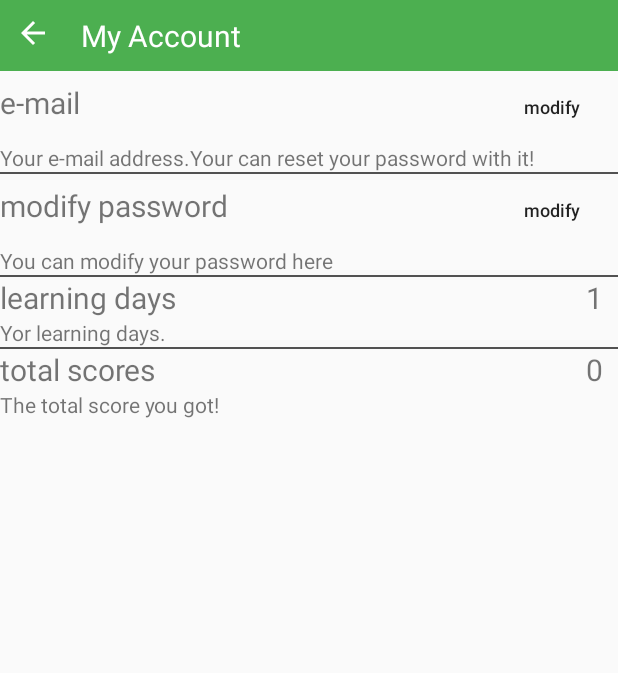
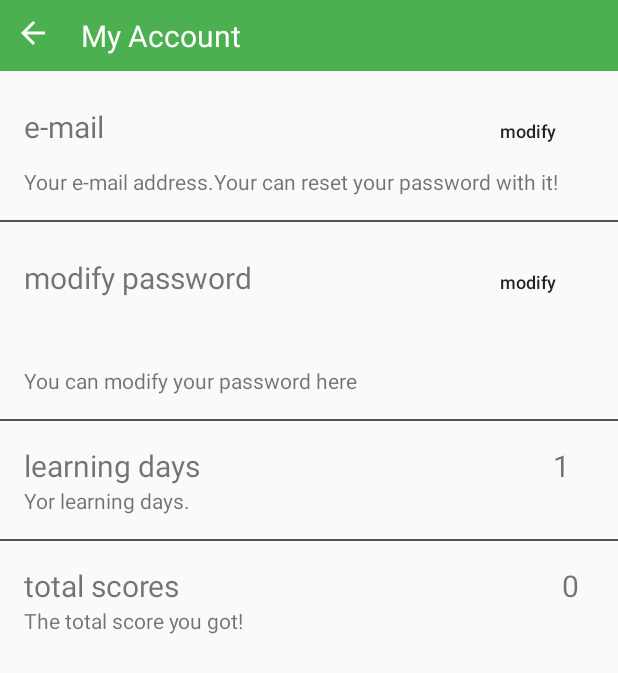
Before and after one commit to praye/LoveWords, an Android app: the AccountActivity screen opened directly, with no data from a screen before it, on a phone screen of 412 x 824 dp. Shown: the top 673 px of the screen. Run offline under Robolectric (Android 15) with nearby library versions, the phone set to English and light mode, and no system bars; libraries missing offline, so code that uses them is left out: com.avos.avoscloud; 1 statement that could not run was skipped.

Commit message:
change ui

```diff
--- a/app/src/main/res/layout/activity_account.xml
+++ b/app/src/main/res/layout/activity_account.xml
@@ -27,7 +27,8 @@
     <LinearLayout
         android:orientation="vertical"
         android:layout_width="match_parent"
-        android:layout_height="wrap_content">
+        android:layout_height="wrap_content"
+        android:layout_margin="16dp">
         <LinearLayout
             android:layout_width="match_parent"
             android:layout_height="wrap_content">
@@ -60,14 +61,15 @@
     <LinearLayout
         android:background="#525252"
         android:layout_width="match_parent"
-        android:layout_height="1dp"></LinearLayout>
+        android:layout_height="1dp"/>
     <LinearLayout
         android:orientation="vertical"
         android:layout_width="match_parent"
         android:layout_height="wrap_content">
         <LinearLayout
             android:layout_width="match_parent"
-            android:layout_height="wrap_content">
+            android:layout_height="wrap_content"
+            android:layout_margin="16dp">
             <TextView
                 android:layout_weight="1"
                 android:textSize="20sp"
@@ -86,19 +88,23 @@
         <TextView
             android:text="You can modify your password here"
             android:layout_width="wrap_content"
-            android:layout_height="wrap_content" />
+            android:layout_height="wrap_content"
+            android:layout_margin="16dp"/>
     </LinearLayout>
+
     <LinearLayout
         android:background="#525252"
         android:layout_width="match_parent"
-        android:layout_height="1dp"></LinearLayout>
+        android:layout_height="1dp"/>
     <LinearLayout
         android:orientation="vertical"
         android:layout_width="match_parent"
-        android:layout_height="wrap_content">
+        android:layout_height="wrap_content"
+        android:layout_margin="16dp">
         <LinearLayout
             android:layout_width="match_parent"
-            android:layout_height="wrap_content">
+            android:layout_height="wrap_content"
+            >
             <TextView
                 android:layout_weight="1"
                 android:text="learning days"
@@ -108,7 +114,7 @@
             <TextView
                 android:textSize="20sp"
                 android:id="@+id/learning_days"
-                android:layout_marginRight="10dp"
+                android:layout_marginRight="16dp"
                 android:layout_width="wrap_content"
                 android:layout_height="wrap_content" />
         </LinearLayout>
@@ -124,7 +130,8 @@
     <LinearLayout
         android:orientation="vertical"
         android:layout_width="match_parent"
-        android:layout_height="wrap_content">
+        android:layout_height="wrap_content"
+        android:layout_margin="16dp">
         <LinearLayout
             android:layout_width="match_parent"
             android:layout_height="wrap_content">
--- a/app/src/main/res/layout/activity_login.xml
+++ b/app/src/main/res/layout/activity_login.xml
@@ -86,7 +86,8 @@
             android:id="@+id/forgetPassword"
             android:text="Forget Password?"
             android:layout_width="wrap_content"
-            android:layout_height="wrap_content" />
+            android:layout_height="wrap_content"
+            android:theme="@style/PlatButton_orange_white"/>
 
     </LinearLayout>
 </ScrollView>
```
Also changed, not shown: app/src/main/res/layout/activity_modify_password.xml (+6 -5 lines).
